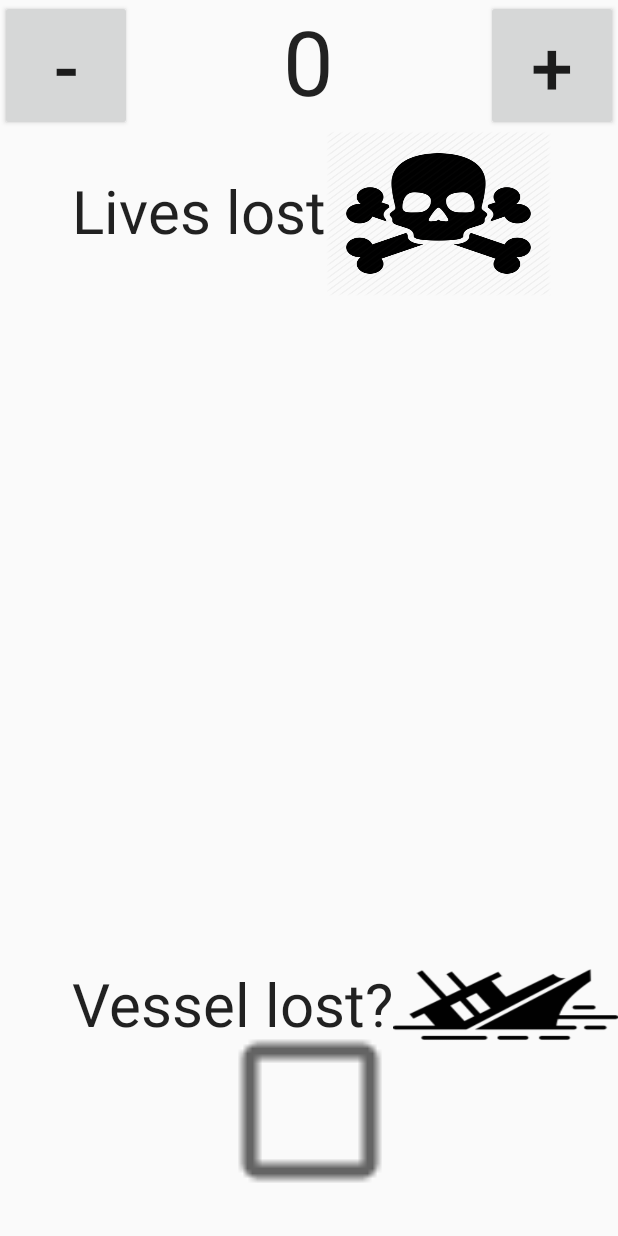
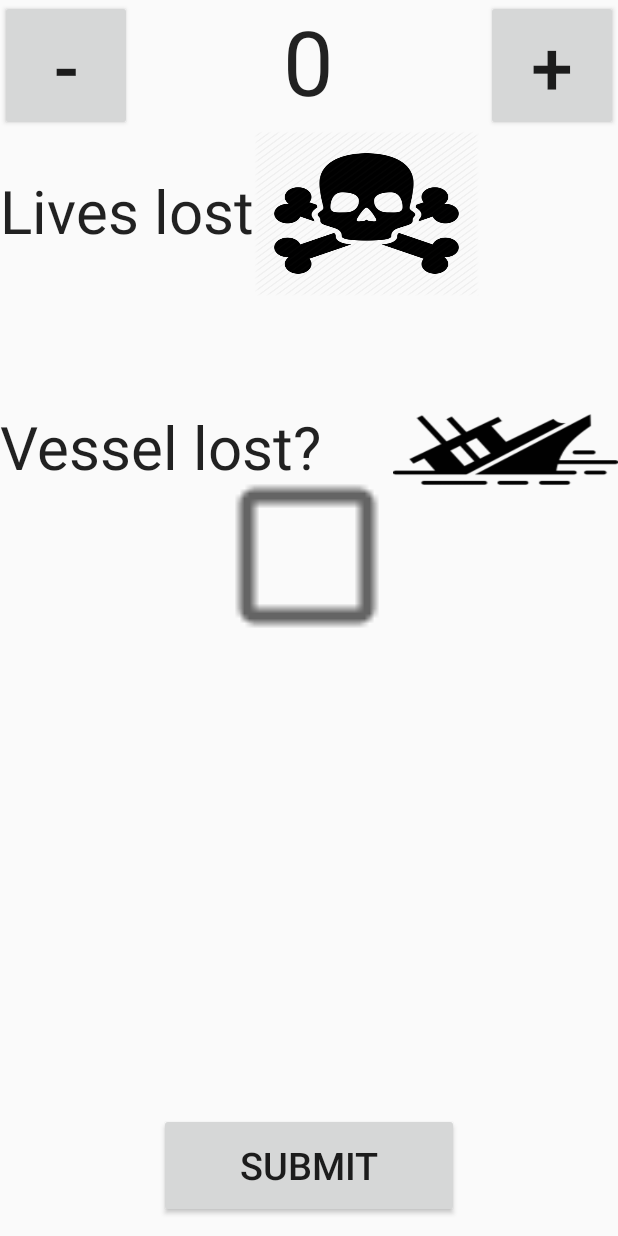
Before and after one commit to bournemouth2016/team-2, an Android app: the layout consequences.xml on its own in the app's theme, with its tools: preview values and no code run, on a phone screen of 412 x 824 dp. Run offline under Robolectric (Android 15) with nearby library versions, the phone set to English and light mode, and no system bars.

```diff
--- a/help/app/src/main/AndroidManifest.xml
+++ b/help/app/src/main/AndroidManifest.xml
@@ -24,6 +24,7 @@
         <activity android:name=".Help"></activity>
         <activity android:name=".Distress"></activity>
         <activity android:name=".Register"></activity>
+        <activity android:name=".Incident"></activity>
     </application>
 
 </manifest>
--- a/help/app/src/main/java/com/example/nedelev/helpplease/MainAction.java
+++ b/help/app/src/main/java/com/example/nedelev/helpplease/MainAction.java
@@ -49,9 +49,9 @@ public class MainAction extends AppCompatActivity {
                         .build());
         //Setup default stats
         journeyObject = new ParseObject("Journey");
-        journeyObject.put("boat", boat);
+        //journeyObject.put("boat", boat);
         journeyObject.put("numPassengers", journey.getNumberOfPassengers());
-        journeyObject.put("currentLocation", journey.getLocationList());
+        //journeyObject.put("currentLocation", journey.getLocationList());
         journeyObject.saveInBackground();
         Button helpMe = (Button)findViewById(R.id.helpButton);
         // Register the onClick listener with the implementation above
--- a/help/app/src/main/res/layout/consequences.xml
+++ b/help/app/src/main/res/layout/consequences.xml
@@ -11,39 +11,6 @@
         android:id="@+id/deaths"
         android:layout_centerHorizontal="true"
         android:textSize="60sp" />
-
-    <ImageView
-        android:layout_width="150dp"
-        android:layout_height="110dp"
-        android:id="@+id/imageView3"
-        android:background="@drawable/sinking_icon"
-        android:layout_above="@+id/vesselLost"
-        android:layout_alignParentRight="true"
-        android:layout_alignParentEnd="true" />
-
-    <TextView
-        android:layout_width="wrap_content"
-        android:layout_height="wrap_content"
-        android:textAppearance="?android:attr/textAppearanceLarge"
-        android:text="Vessel lost?"
-        android:id="@+id/textView4"
-        android:textSize="40sp"
-        android:layout_alignTop="@+id/imageView3"
-        android:layout_toLeftOf="@+id/imageView3"
-        android:layout_toStartOf="@+id/imageView3"
-        android:layout_marginTop="27dp" />
-
-    <CheckBox
-        android:layout_width="wrap_content"
-        android:layout_height="wrap_content"
-        android:id="@+id/vesselLost"
-        android:checked="false"
-        android:scaleX="5"
-        android:scaleY="5"
-        android:layout_marginBottom="67dp"
-        android:layout_alignParentBottom="true"
-        android:layout_alignRight="@+id/deaths"
-        android:layout_alignEnd="@+id/deaths" />
 
     <TextView
         android:layout_width="wrap_content"
@@ -86,4 +53,47 @@
         android:layout_alignParentLeft="true"
         android:layout_alignParentStart="true" />
 
+    <ImageView
+        android:layout_width="150dp"
+        android:layout_height="110dp"
+        android:id="@+id/imageView3"
+        android:background="@drawable/sinking_icon"
+        android:layout_below="@+id/imageView2"
+        android:layout_alignParentRight="true"
+        android:layout_alignParentEnd="true"
+        android:layout_marginTop="47dp" />
+
+    <TextView
+        android:layout_width="wrap_content"
+        android:layout_height="wrap_content"
+        android:textAppearance="?android:attr/textAppearanceLarge"
+        android:text="Vessel lost?"
+        android:id="@+id/textView4"
+        android:textSize="40sp"
+        android:layout_alignTop="@+id/imageView3"
+        android:layout_alignParentLeft="true"
+        android:layout_alignParentStart="true"
+        android:layout_marginTop="26dp" />
+
+    <CheckBox
+        android:layout_width="wrap_content"
+        android:layout_height="wrap_content"
+        android:id="@+id/vesselLost"
+        android:checked="false"
+        android:scaleX="5"
+        android:scaleY="5"
+        android:layout_below="@+id/imageView3"
+        android:layout_alignLeft="@+id/deaths"
+        android:layout_alignStart="@+id/deaths" />
+
+    <Button
+        android:text="Submit"
+        android:layout_width="200sp"
+        android:layout_height="70sp"
+        android:id="@+id/submit"
+        android:textSize = "25sp"
+        android:layout_marginBottom="12dp"
+        android:layout_alignParentBottom="true"
+        android:layout_centerHorizontal="true" />
+
 </RelativeLayout>
```
Also changed, not shown: help/app/src/main/java/com/example/nedelev/helpplease/Distress.java (+11 -0 lines), help/app/src/main/java/com/example/nedelev/helpplease/Incident.java (+13 -8 lines).
